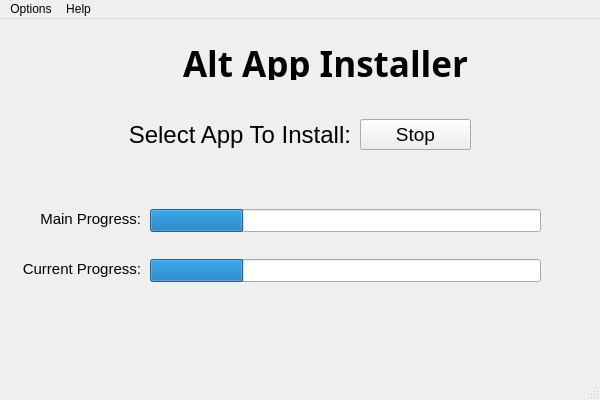
The window that altinstaller.ui (mjishnu/alt-app-installer) describes before a commit, drawn with Qt 5.
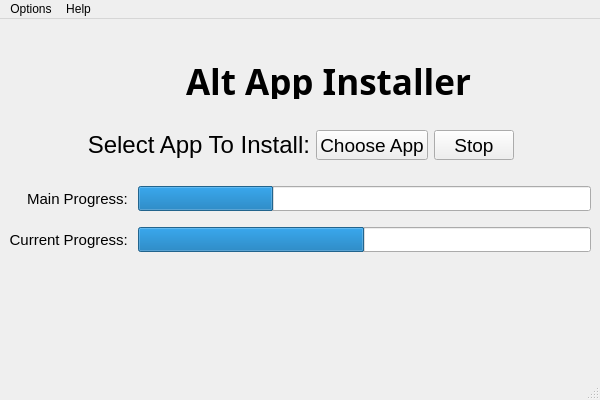
The same window after the commit. Icons and pictures are not drawn.

Commit message: added grid layout

The edit to the form file:
```diff
--- a/altinstaller.ui
+++ b/altinstaller.ui
@@ -14,21 +14,21 @@
    </rect>
   </property>
   <property name="sizePolicy">
-   <sizepolicy hsizetype="Preferred" vsizetype="Preferred">
+   <sizepolicy hsizetype="Expanding" vsizetype="Expanding">
     <horstretch>0</horstretch>
     <verstretch>0</verstretch>
    </sizepolicy>
   </property>
   <property name="minimumSize">
    <size>
-    <width>600</width>
-    <height>400</height>
+    <width>0</width>
+    <height>0</height>
    </size>
   </property>
   <property name="maximumSize">
    <size>
-    <width>600</width>
-    <height>400</height>
+    <width>700</width>
+    <height>500</height>
    </size>
   </property>
   <property name="windowTitle">
@@ -39,25 +39,76 @@
     <bool>true</bool>
    </property>
    <property name="sizePolicy">
-    <sizepolicy hsizetype="Preferred" vsizetype="Preferred">
+    <sizepolicy hsizetype="Expanding" vsizetype="Preferred">
      <horstretch>0</horstretch>
      <verstretch>0</verstretch>
     </sizepolicy>
    </property>
-   <widget class="QLabel" name="Title">
-    <property name="geometry">
-     <rect>
-      <x>60</x>
-      <y>20</y>
-      <width>531</width>
-      <height>41</height>
-     </rect>
-    </property>
+   <layout class="QGridLayout" name="gridLayout_2">
+    <item row="0" column="0">
+     <layout class="QGridLayout" name="gridLayout">
+      <property name="sizeConstraint">
+       <enum>QLayout::SetDefaultConstraint</enum>
+      </property>
+      <item row="2" column="0">
+       <layout class="QHBoxLayout" name="horizontalLayout_3">
+        <item>
+         <spacer name="horizontalSpacer_4">
+          <property name="orientation">
+           <enum>Qt::Horizontal</enum>
+          </property>
+          <property name="sizeHint" stdset="0">
+           <size>
+            <width>40</width>
+            <height>20</height>
+           </size>
+          </property>
+         </spacer>
+        </item>
+        <item>
+         <widget class="QLabel" name="imagetitle">
     <property name="sizePolicy">
-     <sizepolicy hsizetype="Expanding" vsizetype="Expanding">
+           <sizepolicy hsizetype="Fixed" vsizetype="Fixed">
       <horstretch>0</horstretch>
       <verstretch>0</verstretch>
      </sizepolicy>
+          </property>
+          <property name="minimumSize">
+           <size>
+            <width>51</width>
+            <height>51</height>
+           </size>
+          </property>
+          <property name="maximumSize">
+           <size>
+            <width>51</width>
+            <height>51</height>
+           </size>
+          </property>
+          <property name="text">
+           <string/>
+          </property>
+          <property name="pixmap">
+           <pixmap>Images/installer_icon.png</pixmap>
+          </property>
+          <property name="scaledContents">
+           <bool>true</bool>
+          </property>
+         </widget>
+        </item>
+        <item>
+         <widget class="QLabel" name="Title_2">
+          <property name="sizePolicy">
+           <sizepolicy hsizetype="Minimum" vsizetype="Fixed">
+            <horstretch>0</horstretch>
+            <verstretch>0</verstretch>
+           </sizepolicy>
+          </property>
+          <property name="maximumSize">
+           <size>
+            <width>319</width>
+            <height>42</height>
+           </size>
     </property>
     <property name="font">
      <font>
@@ -77,73 +128,98 @@
      <set>Qt::AlignHCenter|Qt::AlignTop</set>
     </property>
    </widget>
-   <widget class="QLabel" name="imagetitle">
-    <property name="geometry">
-     <rect>
-      <x>140</x>
-      <y>10</y>
-      <width>51</width>
-      <height>51</height>
-     </rect>
-    </property>
-    <property name="sizePolicy">
-     <sizepolicy hsizetype="Preferred" vsizetype="Expanding">
-      <horstretch>0</horstretch>
-      <verstretch>0</verstretch>
-     </sizepolicy>
-    </property>
-    <property name="text">
-     <string/>
-    </property>
-    <property name="pixmap">
-     <pixmap>Images/installer_icon.png</pixmap>
-    </property>
-    <property name="scaledContents">
-     <bool>true</bool>
-    </property>
-   </widget>
-   <widget class="QPushButton" name="pushButton">
-    <property name="geometry">
-     <rect>
-      <x>360</x>
-      <y>100</y>
-      <width>111</width>
-      <height>31</height>
-     </rect>
-    </property>
-    <property name="sizePolicy">
-     <sizepolicy hsizetype="Minimum" vsizetype="Expanding">
-      <horstretch>0</horstretch>
-      <verstretch>0</verstretch>
-     </sizepolicy>
-    </property>
-    <property name="font">
-     <font>
-      <family>Arial</family>
-      <pointsize>14</pointsize>
-      <weight>50</weight>
-      <bold>false</bold>
-     </font>
-    </property>
-    <property name="text">
-     <string>Choose App</string>
-    </property>
-   </widget>
+        </item>
+        <item>
+         <spacer name="horizontalSpacer_5">
+          <property name="orientation">
+           <enum>Qt::Horizontal</enum>
+          </property>
+          <property name="sizeHint" stdset="0">
+           <size>
+            <width>40</width>
+            <height>20</height>
+           </size>
+          </property>
+         </spacer>
+        </item>
+       </layout>
+      </item>
+      <item row="3" column="0">
+       <spacer name="horizontalSpacer">
+        <property name="orientation">
+         <enum>Qt::Horizontal</enum>
+        </property>
+        <property name="sizeType">
+         <enum>QSizePolicy::Fixed</enum>
+        </property>
+        <property name="sizeHint" stdset="0">
+         <size>
+          <width>40</width>
+          <height>20</height>
+         </size>
+        </property>
+       </spacer>
+      </item>
+      <item row="6" column="0">
+       <spacer name="verticalSpacer">
+        <property name="orientation">
+         <enum>Qt::Vertical</enum>
+        </property>
+        <property name="sizeHint" stdset="0">
+         <size>
+          <width>20</width>
+          <height>40</height>
+         </size>
+        </property>
+       </spacer>
+      </item>
+      <item row="1" column="0">
+       <spacer name="verticalSpacer_2">
+        <property name="orientation">
+         <enum>Qt::Vertical</enum>
+        </property>
+        <property name="sizeType">
+         <enum>QSizePolicy::Fixed</enum>
+        </property>
+        <property name="sizeHint" stdset="0">
+         <size>
+          <width>0</width>
+          <height>25</height>
+         </size>
+        </property>
+       </spacer>
+      </item>
+      <item row="4" column="0">
+       <layout class="QVBoxLayout" name="verticalLayout">
+        <item>
+         <layout class="QHBoxLayout" name="horizontalLayout_4">
+          <item>
+           <spacer name="horizontalSpacer_6">
+            <property name="orientation">
+             <enum>Qt::Horizontal</enum>
+            </property>
+            <property name="sizeHint" stdset="0">
+             <size>
+              <width>40</width>
+              <height>20</height>
+             </size>
+            </property>
+           </spacer>
+          </item>
+          <item>
    <widget class="QLabel" name="Select_app_label">
-    <property name="geometry">
-     <rect>
-      <x>40</x>
-      <y>90</y>
-      <width>311</width>
-      <height>51</height>
-     </rect>
-    </property>
     <property name="sizePolicy">
      <sizepolicy hsizetype="Preferred" vsizetype="Expanding">
       <horstretch>0</horstretch>
       <verstretch>0</verstretch>
      </sizepolicy>
     </property>
+            <property name="maximumSize">
+             <size>
+              <width>225</width>
+              <height>30</height>
+             </size>
+            </property>
     <property name="font">
      <font>
       <family>Arial</family>
@@ -159,133 +235,48 @@
      <set>Qt::AlignRight|Qt::AlignTrailing|Qt::AlignVCenter</set>
     </property>
    </widget>
-   <widget class="QProgressBar" name="mainprogressBar">
-    <property name="geometry">
-     <rect>
-      <x>150</x>
-      <y>190</y>
-      <width>391</width>
-      <height>23</height>
-     </rect>
-    </property>
+          </item>
+          <item>
+           <widget class="QPushButton" name="pushButton">
     <property name="sizePolicy">
-     <sizepolicy hsizetype="Expanding" vsizetype="Expanding">
+             <sizepolicy hsizetype="Minimum" vsizetype="Fixed">
       <horstretch>0</horstretch>
       <verstretch>0</verstretch>
      </sizepolicy>
     </property>
-    <property name="font">
-     <font>
-      <family>Arial</family>
-     </font>
-    </property>
-    <property name="value">
-     <number>24</number>
-    </property>
-    <property name="textVisible">
-     <bool>false</bool>
-    </property>
-   </widget>
-   <widget class="QProgressBar" name="currentprogressBar">
-    <property name="geometry">
-     <rect>
-      <x>150</x>
-      <y>240</y>
-      <width>391</width>
-      <height>23</height>
-     </rect>
-    </property>
-    <property name="sizePolicy">
-     <sizepolicy hsizetype="Expanding" vsizetype="Expanding">
-      <horstretch>0</horstretch>
-      <verstretch>0</verstretch>
-     </sizepolicy>
-    </property>
+            <property name="maximumSize">
+             <size>
+              <width>114</width>
+              <height>30</height>
+             </size>
+            </property>
     <property name="font">
      <font>
       <family>Arial</family>
-     </font>
-    </property>
-    <property name="value">
-     <number>24</number>
-    </property>
-    <property name="textVisible">
-     <bool>false</bool>
-    </property>
-   </widget>
-   <widget class="QLabel" name="Main_bar">
-    <property name="geometry">
-     <rect>
-      <x>0</x>
-      <y>190</y>
-      <width>141</width>
-      <height>20</height>
-     </rect>
-    </property>
-    <property name="sizePolicy">
-     <sizepolicy hsizetype="Preferred" vsizetype="Expanding">
-      <horstretch>0</horstretch>
-      <verstretch>0</verstretch>
-     </sizepolicy>
-    </property>
-    <property name="font">
-     <font>
-      <family>Arial</family>
-      <pointsize>11</pointsize>
+              <pointsize>14</pointsize>
       <weight>50</weight>
       <bold>false</bold>
      </font>
     </property>
     <property name="text">
-     <string>Main Progress:</string>
-    </property>
-    <property name="alignment">
-     <set>Qt::AlignRight|Qt::AlignTrailing|Qt::AlignVCenter</set>
-    </property>
-   </widget>
-   <widget class="QLabel" name="Current_bar">
-    <property name="geometry">
-     <rect>
-      <x>0</x>
-      <y>240</y>
-      <width>141</width>
-      <height>20</height>
-     </rect>
-    </property>
-    <property name="sizePolicy">
-     <sizepolicy hsizetype="Preferred" vsizetype="Expanding">
-      <horstretch>0</horstretch>
-      <verstretch>0</verstretch>
-     </sizepolicy>
-    </property>
-    <property name="font">
-     <font>
-      <family>Arial</family>
-      <pointsize>11</pointsize>
-     </font>
-    </property>
-    <property name="text">
-     <string>Current Progress:</string>
-    </property>
-    <property name="alignment">
-     <set>Qt::AlignRight|Qt::AlignTrailing|Qt::AlignVCenter</set>
-    </property>
-   </widget>
+             <string>Choose App</string>
+            </property>
+           </widget>
+          </item>
+          <item>
    <widget class="QPushButton" name="stop_btn">
-    <property name="geometry">
-     <rect>
-      <x>360</x>
-      <y>100</y>
-      <width>111</width>
-      <height>31</height>
-     </rect>
-    </property>
     <property name="sizePolicy">
-     <sizepolicy hsizetype="Minimum" vsizetype="Expanding">
+             <sizepolicy hsizetype="Minimum" vsizetype="Fixed">
       <horstretch>0</horstretch>
       <verstretch>0</verstretch>
      </sizepolicy>
     </property>
+            <property name="maximumSize">
+             <size>
+              <width>114</width>
+              <height>30</height>
+             </size>
+            </property>
     <property name="font">
      <font>
       <family>Arial</family>
@@ -298,15 +289,231 @@
      <string>Stop</string>
     </property>
    </widget>
-   <zorder>Title</zorder>
-   <zorder>imagetitle</zorder>
-   <zorder>pushButton</zorder>
-   <zorder>Select_app_label</zorder>
-   <zorder>mainprogressBar</zorder>
-   <zorder>Main_bar</zorder>
-   <zorder>Current_bar</zorder>
-   <zorder>currentprogressBar</zorder>
-   <zorder>stop_btn</zorder>
+          </item>
+          <item>
+           <spacer name="horizontalSpacer_7">
+            <property name="orientation">
+             <enum>Qt::Horizontal</enum>
+            </property>
+            <property name="sizeHint" stdset="0">
+             <size>
+              <width>40</width>
+              <height>20</height>
+             </size>
+            </property>
+           </spacer>
+          </item>
+         </layout>
+        </item>
+        <item>
+         <spacer name="horizontalSpacer_3">
+          <property name="orientation">
+           <enum>Qt::Horizontal</enum>
+          </property>
+          <property name="sizeType">
+           <enum>QSizePolicy::Fixed</enum>
+          </property>
+          <property name="sizeHint" stdset="0">
+           <size>
+            <width>500</width>
+            <height>20</height>
+           </size>
+          </property>
+         </spacer>
+        </item>
+        <item>
+         <layout class="QHBoxLayout" name="horizontalLayout">
+          <item>
+           <spacer name="horizontalSpacer_8">
+            <property name="orientation">
+             <enum>Qt::Horizontal</enum>
+            </property>
+            <property name="sizeType">
+             <enum>QSizePolicy::Fixed</enum>
+            </property>
+            <property name="sizeHint" stdset="0">
+             <size>
+              <width>18</width>
+              <height>20</height>
+             </size>
+            </property>
+           </spacer>
+          </item>
+          <item>
+           <widget class="QLabel" name="Main_bar">
+            <property name="sizePolicy">
+             <sizepolicy hsizetype="Preferred" vsizetype="Minimum">
+              <horstretch>0</horstretch>
+              <verstretch>0</verstretch>
+             </sizepolicy>
+            </property>
+            <property name="minimumSize">
+             <size>
+              <width>0</width>
+              <height>25</height>
+             </size>
+            </property>
+            <property name="maximumSize">
+             <size>
+              <width>16777215</width>
+              <height>25</height>
+             </size>
+            </property>
+            <property name="font">
+             <font>
+              <family>Arial</family>
+              <pointsize>11</pointsize>
+              <weight>50</weight>
+              <bold>false</bold>
+             </font>
+            </property>
+            <property name="text">
+             <string>Main Progress: </string>
+            </property>
+            <property name="alignment">
+             <set>Qt::AlignRight|Qt::AlignTrailing|Qt::AlignVCenter</set>
+            </property>
+           </widget>
+          </item>
+          <item>
+           <widget class="QProgressBar" name="mainprogressBar">
+            <property name="sizePolicy">
+             <sizepolicy hsizetype="Expanding" vsizetype="Fixed">
+              <horstretch>0</horstretch>
+              <verstretch>0</verstretch>
+             </sizepolicy>
+            </property>
+            <property name="minimumSize">
+             <size>
+              <width>0</width>
+              <height>25</height>
+             </size>
+            </property>
+            <property name="maximumSize">
+             <size>
+              <width>16777215</width>
+              <height>25</height>
+             </size>
+            </property>
+            <property name="font">
+             <font>
+              <family>Arial</family>
+             </font>
+            </property>
+            <property name="value">
+             <number>30</number>
+            </property>
+            <property name="textVisible">
+             <bool>false</bool>
+            </property>
+           </widget>
+          </item>
+         </layout>
+        </item>
+        <item>
+         <spacer name="horizontalSpacer_2">
+          <property name="orientation">
+           <enum>Qt::Horizontal</enum>
+          </property>
+          <property name="sizeHint" stdset="0">
+           <size>
+            <width>40</width>
+            <height>10</height>
+           </size>
+          </property>
+         </spacer>
+        </item>
+        <item>
+         <layout class="QHBoxLayout" name="horizontalLayout_2">
+          <item>
+           <widget class="QLabel" name="Current_bar">
+            <property name="sizePolicy">
+             <sizepolicy hsizetype="Minimum" vsizetype="Minimum">
+              <horstretch>0</horstretch>
+              <verstretch>0</verstretch>
+             </sizepolicy>
+            </property>
+            <property name="minimumSize">
+             <size>
+              <width>5</width>
+              <height>25</height>
+             </size>
+            </property>
+            <property name="maximumSize">
+             <size>
+              <width>16777215</width>
+              <height>25</height>
+             </size>
+            </property>
+            <property name="baseSize">
+             <size>
+              <width>0</width>
+              <height>5</height>
+             </size>
+            </property>
+            <property name="font">
+             <font>
+              <family>Arial</family>
+              <pointsize>11</pointsize>
+             </font>
+            </property>
+            <property name="text">
+             <string>Current Progress: </string>
+            </property>
+            <property name="alignment">
+             <set>Qt::AlignRight|Qt::AlignTrailing|Qt::AlignVCenter</set>
+            </property>
+           </widget>
+          </item>
+          <item>
+           <widget class="QProgressBar" name="currentprogressBar">
+            <property name="sizePolicy">
+             <sizepolicy hsizetype="Expanding" vsizetype="Fixed">
+              <horstretch>0</horstretch>
+              <verstretch>0</verstretch>
+             </sizepolicy>
+            </property>
+            <property name="minimumSize">
+             <size>
+              <width>0</width>
+              <height>0</height>
+             </size>
+            </property>
+            <property name="maximumSize">
+             <size>
+              <width>16777215</width>
+              <height>25</height>
+             </size>
+            </property>
+            <property name="baseSize">
+             <size>
+              <width>20</width>
+              <height>30</height>
+             </size>
+            </property>
+            <property name="font">
+             <font>
+              <family>Arial</family>
+             </font>
+            </property>
+            <property name="autoFillBackground">
+             <bool>false</bool>
+            </property>
+            <property name="value">
+             <number>50</number>
+            </property>
+            <property name="textVisible">
+             <bool>false</bool>
+            </property>
+           </widget>
+          </item>
+         </layout>
+        </item>
+       </layout>
+      </item>
+     </layout>
+    </item>
+   </layout>
   </widget>
   <widget class="QMenuBar" name="menubar">
    <property name="geometry">
```
Lines whose indentation alone changed are shown as unchanged. The commit also changes 3 other files.
